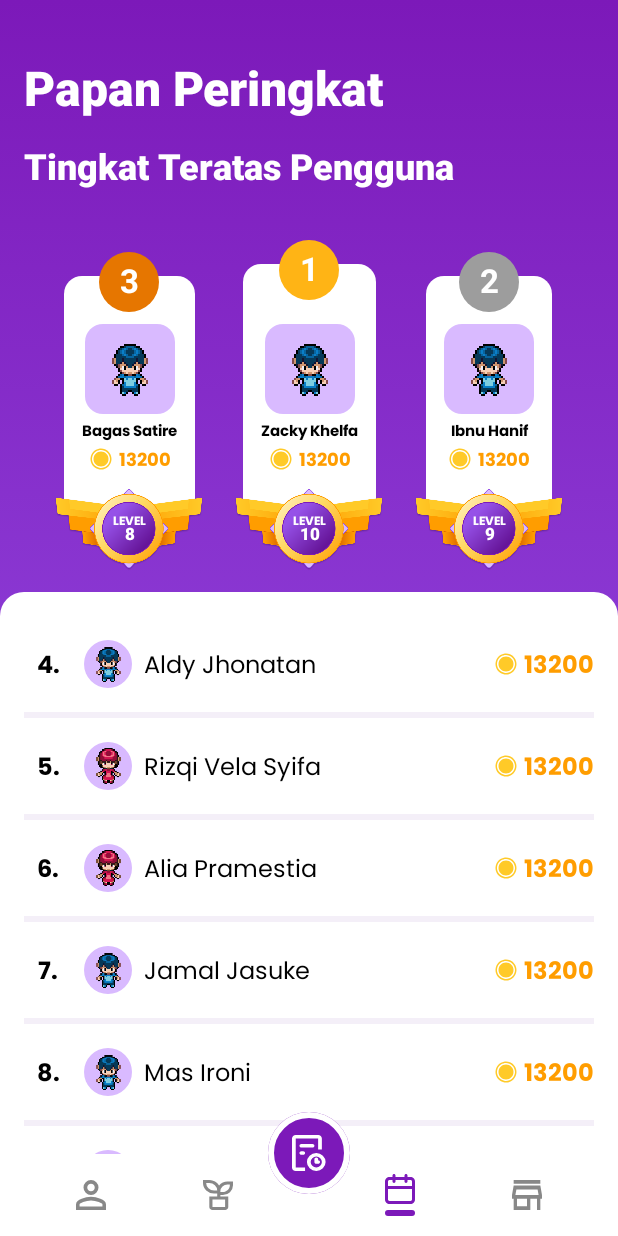
After one commit to bayuzzs/1UpFarm, an Android app built with Jetpack Compose: the LeaderboardScreen screen opened through its navigation route, on a phone screen of 412 x 824 dp. The commit adds this screen. Run offline under Robolectric (Android 15) with nearby library versions, the phone set to English and light mode, and no system bars.

Commit message:
Added Leaderboard Screen

```diff
--- a/app/src/main/java/com/example/oneupfarm/data/DataSource.kt
+++ b/app/src/main/java/com/example/oneupfarm/data/DataSource.kt
@@ -3,6 +3,7 @@ package com.example.oneupfarm.data
 import com.example.oneupfarm.R
 import com.example.oneupfarm.model.Badge
 import com.example.oneupfarm.model.ChoosePlant
+import com.example.oneupfarm.model.LeaderboardUser
 import com.example.oneupfarm.model.NavigationItem
 import com.example.oneupfarm.model.NotifType
 import com.example.oneupfarm.model.Notification
@@ -139,4 +140,17 @@ object DataSource {
         ToDo(3, "Bawang Merah", R.drawable.lettuce, dummyTaskDone.toMutableList()),
         ToDo(4, "Cabai", R.drawable.lettuce, dummyTaskDone.toMutableList()),
     )
+
+    val dummyLeaderboardUser: List<LeaderboardUser> = listOf(
+        LeaderboardUser(1, R.drawable.boyavatar, "Zacky Khelfa", 10, 13200),
+        LeaderboardUser(2, R.drawable.boyavatar,"Ibnu Hanif", 9, 13200),
+        LeaderboardUser(3, R.drawable.boyavatar,"Bagas Satire", 8, 13200),
+        LeaderboardUser(4, R.drawable.boyavatar,"Aldy Jhonatan", 7, 13200),
+        LeaderboardUser(5, R.drawable.girlavatar,"Rizqi Vela Syifa", 6, 13200),
+        LeaderboardUser(6, R.drawable.girlavatar,"Alia Pramestia", 5, 13200),
+        LeaderboardUser(7, R.drawable.boyavatar,"Jamal Jasuke", 4, 13200),
+        LeaderboardUser(8, R.drawable.boyavatar,"Mas Ironi", 3, 13200),
+        LeaderboardUser(9, R.drawable.boyavatar,"Mas Fuad", 2, 13200),
+        LeaderboardUser(10, R.drawable.boyavatar,"Mas Andre", 1, 13200)
+    )
 }
--- /dev/null
+++ b/app/src/main/java/com/example/oneupfarm/model/LeaderboardUser.kt
@@ -0,0 +1,11 @@
+package com.example.oneupfarm.model
+
+import androidx.annotation.DrawableRes
+
+data class LeaderboardUser(
+    val id: Int,
+    @DrawableRes val avatarImage: Int,
+    val name: String,
+    val level: Int,
+    val goldValue: Int
+)
--- a/app/src/main/java/com/example/oneupfarm/ui/component/OUFBottomBar.kt
+++ b/app/src/main/java/com/example/oneupfarm/ui/component/OUFBottomBar.kt
@@ -70,8 +70,8 @@ fun OUFBottomBar(navController: NavController, modifier: Modifier = Modifier) {
                 Spacer(modifier = Modifier)
                 NavItem(
                     DataSource.navigationItems[2],
-                    selected = currentRoute == Screen.Calendar.route,
-                    navigationOnClick = { navController.navigate(Screen.Calendar.route) }
+                    selected = currentRoute == Screen.Leaderboard.route,
+                    navigationOnClick = { navController.navigate(Screen.Leaderboard.route) }
                 )
                 NavItem(
                     DataSource.navigationItems[3],
--- /dev/null
+++ b/app/src/main/java/com/example/oneupfarm/ui/component/TopLeaderboardCard.kt
@@ -0,0 +1,152 @@
+package com.example.oneupfarm.ui.component
+
+import androidx.compose.foundation.Image
+import androidx.compose.foundation.layout.Arrangement
+import androidx.compose.foundation.layout.Box
+import androidx.compose.foundation.layout.Column
+import androidx.compose.foundation.layout.Row
+import androidx.compose.foundation.layout.aspectRatio
+import androidx.compose.foundation.layout.offset
+import androidx.compose.foundation.layout.padding
+import androidx.compose.foundation.layout.size
+import androidx.compose.foundation.shape.CircleShape
+import androidx.compose.material3.Card
+import androidx.compose.material3.CardDefaults
+import androidx.compose.material3.Icon
+import androidx.compose.material3.MaterialTheme
+import androidx.compose.material3.Text
+import androidx.compose.runtime.Composable
+import androidx.compose.ui.Alignment
+import androidx.compose.ui.Modifier
+import androidx.compose.ui.graphics.Color
+import androidx.compose.ui.res.painterResource
+import androidx.compose.ui.text.font.FontWeight
+import androidx.compose.ui.text.style.TextOverflow
+import androidx.compose.ui.unit.dp
+import androidx.compose.ui.unit.sp
+import com.example.oneupfarm.R
+import com.example.oneupfarm.model.LeaderboardUser
+
+@Composable
+fun TopLeaderboardCard(numRank: Int, leaderboardUser: LeaderboardUser, modifier: Modifier = Modifier) {
+    val numRankColor: Color = when (numRank) {
+        1 -> Color(0xFFFFB415)
+        2 -> Color(0xFF9D9D9D)
+        else -> Color(0xFFE67600)
+    }
+    val avatarTopPadding: Int = if (numRank == 1) 40 else 32
+
+    Box(modifier = modifier) {
+        Card(
+            colors = CardDefaults.cardColors(
+                containerColor = Color.White
+            ),
+            modifier = Modifier
+                .align(Alignment.Center)
+                .padding(top = 16.dp, bottom = 16.dp)
+        ) {
+            Column(
+                horizontalAlignment = Alignment.CenterHorizontally,
+                modifier = Modifier.padding(
+                    top = avatarTopPadding.dp,
+                    start = 12.dp,
+                    end = 12.dp,
+                    bottom = 32.dp
+                )
+            ) {
+                Card(
+                    colors = CardDefaults.cardColors(
+                        containerColor = Color(0xFFD9BAFF)
+                    )
+                ) {
+                    Image(
+                        painter = painterResource(leaderboardUser.avatarImage),
+                        contentDescription = null,
+                        modifier = Modifier
+                            .size(60.dp)
+                            .padding(12.dp)
+                    )
+                }
+                Text(
+                    text = leaderboardUser.name,
+                    fontWeight = FontWeight.Bold,
+                    color = Color.Black,
+                    maxLines = 1,
+                    overflow = TextOverflow.Ellipsis,
+                    fontSize = 10.sp,
+                    modifier = Modifier.padding(vertical = 4.dp)
+                )
+                Row {
+                    Icon(
+                        painter = painterResource(R.drawable.ic_gold),
+                        contentDescription = null,
+                        tint = Color(0xFFFFCA28),
+                        modifier = Modifier.padding(end = 4.dp).size(16.dp)
+                    )
+                    Text(
+                        text = leaderboardUser.goldValue.toString(),
+                        fontWeight = FontWeight.Bold,
+                        color = Color(0xFFFF9D00),
+                        fontSize = 12.sp
+                    )
+                }
+            }
+        }
+        Card(
+            colors = CardDefaults.cardColors(
+                containerColor = numRankColor,
+                contentColor = Color.White
+            ),
+            shape = CircleShape,
+            modifier = Modifier
+                .size(40.dp)
+                .align(Alignment.TopCenter)
+        ) {
+            Box(modifier = Modifier.aspectRatio(1f), contentAlignment = Alignment.Center) {
+                Text(
+                    text = numRank.toString(),
+                    maxLines = 1,
+                    fontWeight = FontWeight.Bold,
+                    style = MaterialTheme.typography.titleLarge
+                )
+            }
+        }
+        LevelBadge(
+            level = leaderboardUser.level.toString(),
+            modifier = Modifier
+                .align(Alignment.BottomCenter)
+                .offset(y = 40.dp)
+        )
+    }
+}
+
+@Composable
+fun LevelBadge(level: String, modifier: Modifier = Modifier) {
+    Box(
+        modifier = modifier,
+        contentAlignment = Alignment.Center
+    ) {
+        Image(
+            painter = painterResource(R.drawable.leaderboard_badge),
+            contentDescription = null,
+            modifier = Modifier.size(100.dp)
+        )
+        Column(
+            horizontalAlignment = Alignment.CenterHorizontally,
+            verticalArrangement = Arrangement.spacedBy((-4).dp)
+        ) {
+            Text(
+                text = "LEVEL",
+                color = Color.White,
+                fontWeight = FontWeight.ExtraBold,
+                fontSize = 8.sp
+            )
+            Text(
+                text = level,
+                color = Color.White,
+                fontWeight = FontWeight.ExtraBold,
+                style = MaterialTheme.typography.labelSmall
+            )
+        }
+    }
+}
--- a/app/src/main/java/com/example/oneupfarm/ui/navigation/MainNavigation.kt
+++ b/app/src/main/java/com/example/oneupfarm/ui/navigation/MainNavigation.kt
@@ -5,6 +5,7 @@ import androidx.navigation.NavGraphBuilder
 import androidx.navigation.NavHostController
 import androidx.navigation.compose.composable
 import com.example.oneupfarm.ui.screen.AddPlantScreen
+import com.example.oneupfarm.ui.screen.LeaderboardScreen
 import com.example.oneupfarm.ui.screen.NotificationScreen
 import com.example.oneupfarm.ui.screen.PlantMonitoringScreen
 import com.example.oneupfarm.ui.screen.ProfileScreen
@@ -15,9 +16,6 @@ import com.example.oneupfarm.ui.screen.TrackPlantScreen
 fun NavGraphBuilder.mainNavigation(navController: NavHostController) {
     composable(Screen.Profile.route) {
         ProfileScreen(navController = navController)
-    }
-    composable(Screen.Calendar.route) {
-        Text("Calendar Page")
     }
     composable(Screen.MarketPlace.route) {
         Text("MarketPlace Page")
@@ -30,6 +28,9 @@ fun NavGraphBuilder.mainNavigation(navController: NavHostController) {
     }
     composable(Screen.Notification.route) {
         NotificationScreen(navController = navController)
+    }
+    composable(Screen.Leaderboard.route) {
+        LeaderboardScreen(navController = navController)
     }
 
     composable(
--- a/app/src/main/java/com/example/oneupfarm/ui/navigation/Screen.kt
+++ b/app/src/main/java/com/example/oneupfarm/ui/navigation/Screen.kt
@@ -10,11 +10,10 @@ sealed class Screen(val route: String) {
     data object NewPassword : Screen("new_password")
     data object TrackPlant : Screen("track_plant")
     data object MarketPlace : Screen("marketplace")
-    data object Calendar : Screen("calendar")
     data object AddPlant : Screen("add_plant")
     data object PlantMonitoring: Screen("plant_monitoring")
     data object ToDo : Screen("to_do")
-
+    data object Leaderboard : Screen("leaderboard")
     data object Settings : Screen("settings")
     data object Notification : Screen("notification")
 
--- /dev/null
+++ b/app/src/main/java/com/example/oneupfarm/ui/screen/LeaderboardScreen.kt
@@ -0,0 +1,194 @@
+package com.example.oneupfarm.ui.screen
+
+import androidx.compose.foundation.Image
+import androidx.compose.foundation.background
+import androidx.compose.foundation.layout.Arrangement
+import androidx.compose.foundation.layout.Box
+import androidx.compose.foundation.layout.Column
+import androidx.compose.foundation.layout.Row
+import androidx.compose.foundation.layout.Spacer
+import androidx.compose.foundation.layout.fillMaxSize
+import androidx.compose.foundation.layout.fillMaxWidth
+import androidx.compose.foundation.layout.height
+import androidx.compose.foundation.layout.heightIn
+import androidx.compose.foundation.layout.padding
+import androidx.compose.foundation.layout.size
+import androidx.compose.foundation.layout.width
+import androidx.compose.foundation.lazy.LazyColumn
+import androidx.compose.foundation.lazy.itemsIndexed
+import androidx.compose.foundation.shape.CircleShape
+import androidx.compose.foundation.shape.RoundedCornerShape
+import androidx.compose.material3.Card
+import androidx.compose.material3.CardDefaults
+import androidx.compose.material3.Icon
+import androidx.compose.material3.MaterialTheme
+import androidx.compose.material3.Scaffold
+import androidx.compose.material3.Surface
+import androidx.compose.material3.Text
+import androidx.compose.runtime.Composable
+import androidx.compose.ui.Alignment
+import androidx.compose.ui.Modifier
+import androidx.compose.ui.graphics.Brush
+import androidx.compose.ui.graphics.Color
+import androidx.compose.ui.res.painterResource
+import androidx.compose.ui.text.font.FontWeight
+import androidx.compose.ui.text.style.TextAlign
+import androidx.compose.ui.unit.dp
+import androidx.compose.ui.unit.sp
+import androidx.navigation.NavController
+import com.example.oneupfarm.R
+import com.example.oneupfarm.data.DataSource
+import com.example.oneupfarm.model.LeaderboardUser
+import com.example.oneupfarm.ui.component.OUFBottomBar
+import com.example.oneupfarm.ui.component.TopLeaderboardCard
+
+@Composable
+fun LeaderboardScreen(navController: NavController, modifier: Modifier = Modifier) {
+    val topThree = DataSource.dummyLeaderboardUser.slice(0..2)
+    val topTen = DataSource.dummyLeaderboardUser.slice(3..9)
+
+    Scaffold(
+        bottomBar = { OUFBottomBar(navController = navController) },
+        containerColor = Color.White,
+        modifier = modifier
+    ) { innerPadding ->
+        Box(
+            modifier = Modifier
+                .padding(bottom = innerPadding.calculateBottomPadding())
+                .background(
+                    brush = Brush.verticalGradient(
+                        colors = listOf(
+                            Color(0xFF7C19B9),
+                            Color(0xFF9651E8)
+                        )
+                    )
+                )
+        ) {
+            LazyColumn(modifier = Modifier.padding(top = 40.dp)) {
+                item {
+                    Text(
+                        text = "Papan Peringkat",
+                        fontWeight = FontWeight.ExtraBold,
+                        color = Color.White,
+                        style = MaterialTheme.typography.headlineLarge,
+                        modifier = Modifier.padding(horizontal = 16.dp)
+                    )
+                }
+                item {
+                    Text(
+                        text = "Tingkat Teratas Pengguna",
+                        fontWeight = FontWeight.ExtraBold,
+                        color = Color.White,
+                        style = MaterialTheme.typography.headlineSmall,
+                        modifier = Modifier.padding(16.dp)
+                    )
+                }
+                item {
+                    Row(
+                        horizontalArrangement = Arrangement.SpaceEvenly,
+                        verticalAlignment = Alignment.Bottom,
+                        modifier = modifier
+                            .padding(16.dp)
+                            .fillMaxWidth()
+                    ) {
+                        TopLeaderboardCard(3, topThree[2])
+                        TopLeaderboardCard(1, topThree[0])
+                        TopLeaderboardCard(2, topThree[1])
+                    }
+                }
+                item {
+                    LeaderboardLazyColumn(
+                        leaderboardUserList = topTen,
+                        modifier = Modifier.padding(top = 16.dp)
+                    )
+                }
+            }
+        }
+    }
+}
+
+@Composable
+fun LeaderboardLazyColumn(
+    leaderboardUserList: List<LeaderboardUser>,
+    modifier: Modifier = Modifier
+) {
+    val num = 4
+
+    Surface(
+        color = Color.White,
+        shape = RoundedCornerShape(topStart = 16.dp, topEnd = 16.dp),
+        modifier = modifier.fillMaxSize()
+    ) {
+        LazyColumn(
+            modifier = Modifier
+                .fillMaxWidth()
+                .padding(16.dp)
+                .heightIn(max = 1000.dp)
+        ) {
+            itemsIndexed(leaderboardUserList) { index, leaderboardUser ->
+                val isLast = leaderboardUserList.last() == leaderboardUser
+                val currentNum = num + index
+
+                Column {
+                    Row(
+                        verticalAlignment = Alignment.CenterVertically,
+                        modifier = Modifier.padding(vertical = 16.dp)
+                    ) {
+                        Box(modifier = Modifier.width(32.dp), contentAlignment = Alignment.Center) {
+                            Text(
+                                text = "$currentNum.",
+                                color = Color.Black,
+                                fontWeight = FontWeight.Bold,
+                                textAlign = TextAlign.Center,
+                                style = MaterialTheme.typography.bodyLarge
+                            )
+                        }
+                        Card(
+                            colors = CardDefaults.cardColors(
+                                containerColor = Color(0xFFD9BAFF)
+                            ),
+                            shape = CircleShape,
+                            modifier = Modifier.padding(horizontal = 8.dp)
+                        ) {
+                            Image(
+                                painter = painterResource(leaderboardUser.avatarImage),
+                                contentDescription = null,
+                                modifier = Modifier
+                                    .size(32.dp)
+                                    .padding(4.dp)
+                            )
+                        }
+                        Text(
+                            text = leaderboardUser.name,
+                            color = Color.Black,
+                            style = MaterialTheme.typography.bodyLarge
+                        )
+                        Spacer(modifier = Modifier.weight(1f))
+                        Icon(
+                            painter = painterResource(R.drawable.ic_gold),
+                            contentDescription = null,
+                            tint = Color(0xFFFFCA28),
+                            modifier = Modifier
+                                .padding(end = 4.dp)
+                                .size(16.dp)
+                        )
+                        Text(
+                            text = leaderboardUser.goldValue.toString(),
+                            fontWeight = FontWeight.Bold,
+                            color = Color(0xFFFF9D00),
+                            style = MaterialTheme.typography.bodyLarge
+                        )
+                    }
+                    if (!isLast) {
+                        Spacer(
+                            modifier = Modifier
+                                .fillMaxWidth()
+                                .height(4.dp)
+                                .background(Color(0xFFF4EFF8))
+                        )
+                    }
+                }
+            }
+        }
+    }
+}
```
Also changed, not shown: app/src/main/res/drawable/leaderboard_badge.png (added).
